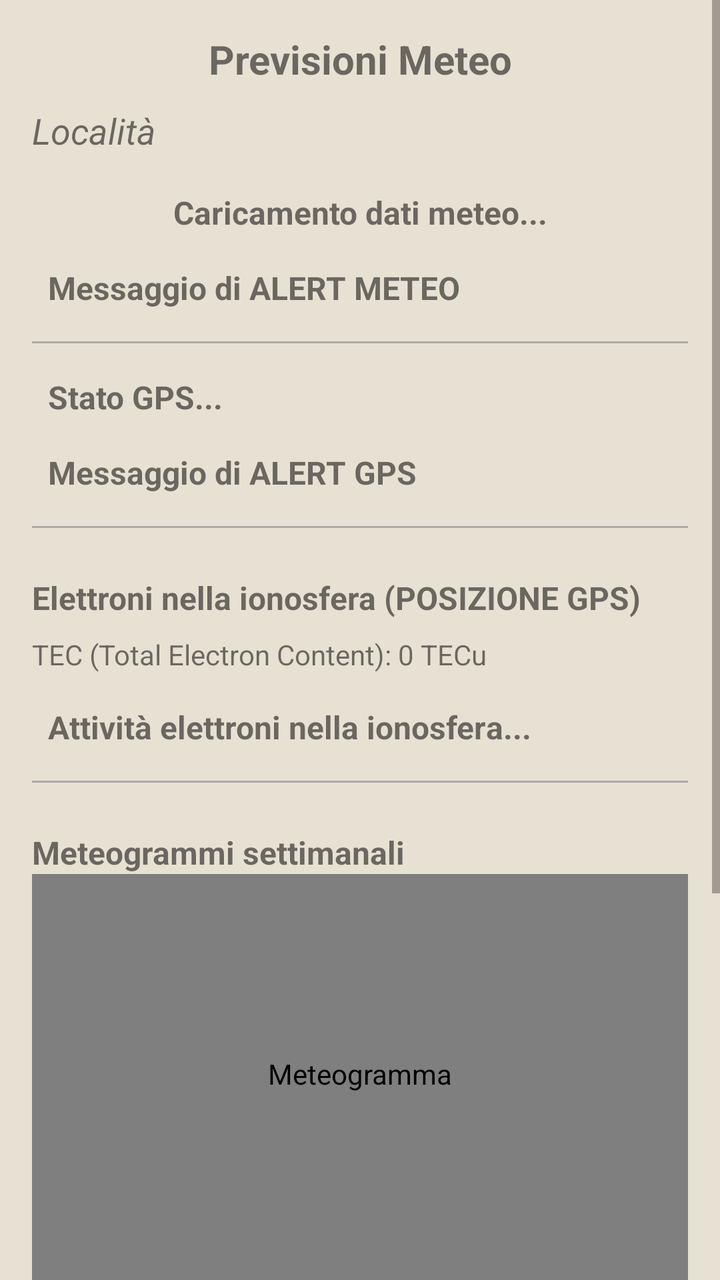
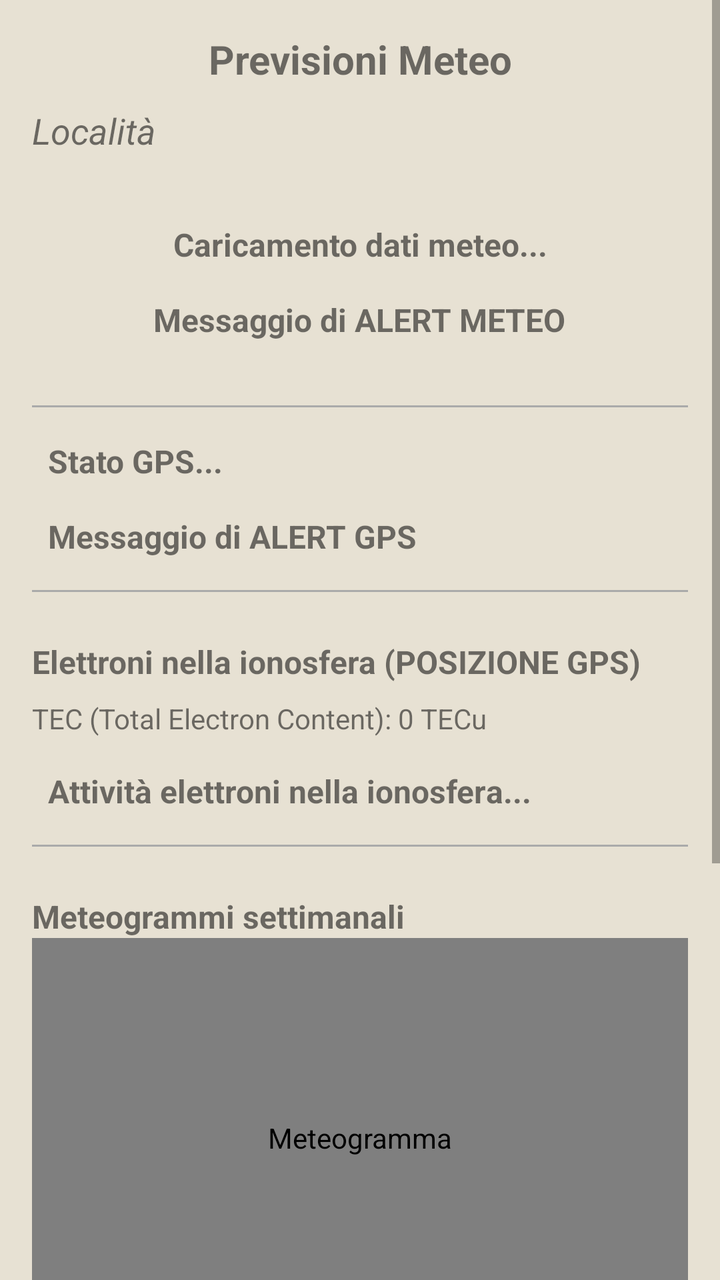

Compare the two renders of this Android layout. The source of the first and the diff that turns it into the second are given below.
<!-- AndroidManifest.xml: application theme Theme.AppCompat.Light -->
<!-- res/layout/activity_weather_forecast.xml -->
<ScrollView xmlns:android="http://schemas.android.com/apk/res/android"
    android:layout_width="match_parent"
    android:layout_height="match_parent">
    <LinearLayout xmlns:android="http://schemas.android.com/apk/res/android"
        android:layout_width="match_parent"
        android:layout_height="match_parent"
        android:orientation="vertical"
        android:background="#e7e1d3"
        android:padding="16dp">

        <TextView
            android:id="@+id/weather_title"
            android:layout_width="match_parent"
            android:layout_height="wrap_content"
            android:text="Previsioni Meteo"
            android:textSize="20sp"
            android:textStyle="bold"
            android:gravity="center"
            android:paddingBottom="10dp"/>

        <TextView
            android:id="@+id/weather_location"
            android:layout_width="wrap_content"
            android:layout_height="wrap_content"
            android:text="Località"
            android:textSize="18sp"
            android:textStyle="italic"
            android:gravity="center"
            android:layout_below="@+id/weather_title"
            android:layout_centerHorizontal="true"
            android:paddingBottom="10dp"/>

        <ProgressBar
            android:id="@+id/weatherProgressBar"
            android:layout_width="wrap_content"
            android:layout_height="wrap_content"
            android:layout_below="@id/weather_location"
            android:layout_centerHorizontal="true"
            android:visibility="gone"/>

        <TextView
            android:id="@+id/weather_details"
            android:layout_width="match_parent"
            android:layout_height="wrap_content"
            android:text="Caricamento dati meteo..."
            android:textSize="16sp"
            android:textStyle="bold"
            android:padding="8dp"
            android:gravity="center"/>

        <TextView
            android:id="@+id/alertTextView"
            android:layout_width="wrap_content"
            android:layout_height="wrap_content"
            android:text="Messaggio di ALERT METEO"
            android:textStyle="bold"
            android:gravity="center"
            android:textSize="16sp"
            android:padding="8dp" />

        <View
            android:layout_width="match_parent"
            android:layout_height="1dp"
            android:background="@android:color/darker_gray"
            android:layout_marginVertical="8dp" />

        <TextView
            android:id="@+id/gpsStatusTextView"
            android:layout_width="wrap_content"
            android:layout_height="wrap_content"
            android:text="Stato GPS..."
            android:textStyle="bold"
            android:textSize="16sp"
            android:padding="8dp" />

        <TextView
            android:id="@+id/gpsalertTextView"
            android:layout_width="wrap_content"
            android:layout_height="wrap_content"
            android:text="Messaggio di ALERT GPS"
            android:textStyle="bold"
            android:textSize="16sp"
            android:gravity="center"
            android:padding="8dp" />

        <View
            android:layout_width="match_parent"
            android:layout_height="1dp"
            android:background="@android:color/darker_gray"
            android:layout_marginVertical="8dp" />

        
        <TextView
            android:id="@+id/tecTitleTextView"
            android:layout_width="wrap_content"
            android:layout_height="wrap_content"
            android:text="Elettroni nella ionosfera (POSIZIONE GPS)"
            android:textSize="16sp"
            android:textStyle="bold"
            android:gravity="center"
            android:layout_marginTop="16dp"/>

        <TextView
            android:id="@+id/tecValueTextView"
            android:layout_width="wrap_content"
            android:layout_height="wrap_content"
            android:text="TEC (Total Electron Content): 0 TECu"
            android:textSize="14sp"
            android:layout_marginTop="8dp"/>

        
        <TextView
            android:id="@+id/tecStatusTextView"
            android:layout_width="wrap_content"
            android:layout_height="wrap_content"
            android:text="Attività elettroni nella ionosfera..."
            android:textStyle="bold"
            android:textSize="16sp"
            android:padding="8dp"
            android:gravity="center"
            android:layout_marginTop="8dp"/>

        <View
            android:layout_width="match_parent"
            android:layout_height="1dp"
            android:background="@android:color/darker_gray"
            android:layout_marginVertical="8dp" />

        

        <TextView
            android:id="@+id/weather_meteogram"
            android:layout_width="wrap_content"
            android:layout_height="wrap_content"
            android:text="Meteogrammi settimanali"
            android:textSize="16sp"
            android:textStyle="bold"
            android:layout_marginTop="16dp"/>

        <com.github.chrisbanes.photoview.PhotoView
            android:id="@+id/weather_meteogramOne_general"
            android:layout_width="match_parent"
            android:layout_height="200dp"
            android:scaleType="fitCenter"
            android:contentDescription="Meteogramma"/>

        <com.github.chrisbanes.photoview.PhotoView
            android:id="@+id/weather_meteogram_general"
            android:layout_width="match_parent"
            android:layout_height="200dp"
            android:scaleType="fitCenter"
            android:contentDescription="Meteogramma"/>

        <Button
            android:id="@+id/close_weather_button"
            android:layout_width="match_parent"
            android:layout_height="wrap_content"
            android:text="Chiudi"
            android:layout_marginTop="16dp"/>
    </LinearLayout>
</ScrollView>
<!-- resources referenced by this layout -->
<resources>

</resources>

<!-- the commit's change to res/layout/activity_weather_forecast.xml (unified diff, before → after) -->
@@ -36,27 +36,37 @@
             android:layout_height="wrap_content"
             android:layout_below="@id/weather_location"
             android:layout_centerHorizontal="true"
+            android:gravity="center"
             android:visibility="gone"/>
 
-        <TextView
-            android:id="@+id/weather_details"
+        <LinearLayout
             android:layout_width="match_parent"
             android:layout_height="wrap_content"
-            android:text="Caricamento dati meteo..."
-            android:textSize="16sp"
-            android:textStyle="bold"
-            android:padding="8dp"
-            android:gravity="center"/>
+            android:orientation="vertical"
+            android:padding="16dp"
+            android:gravity="center_horizontal">
 
-        <TextView
-            android:id="@+id/alertTextView"
-            android:layout_width="wrap_content"
-            android:layout_height="wrap_content"
-            android:text="Messaggio di ALERT METEO"
-            android:textStyle="bold"
-            android:gravity="center"
-            android:textSize="16sp"
-            android:padding="8dp" />
+            <TextView
+                android:id="@+id/weather_details"
+                android:layout_width="match_parent"
+                android:layout_height="wrap_content"
+                android:text="Caricamento dati meteo..."
+                android:textSize="16sp"
+                android:textStyle="bold"
+                android:padding="8dp"
+                android:gravity="center" />
+
+            <TextView
+                android:id="@+id/alertTextView"
+                android:layout_width="wrap_content"
+                android:layout_height="wrap_content"
+                android:text="Messaggio di ALERT METEO"
+                android:textStyle="bold"
+                android:gravity="center"
+                android:textSize="16sp"
+                android:padding="8dp" />
+        </LinearLayout>
+
 
         <View
             android:layout_width="match_parent"
